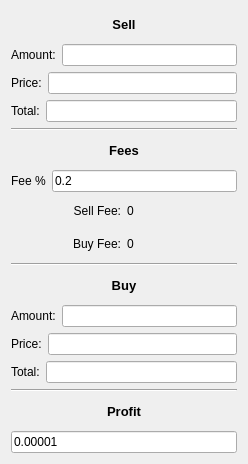
MuesliReep/TradeCalc, file TradeCalc/mainwindow.ui: the form before one commit.
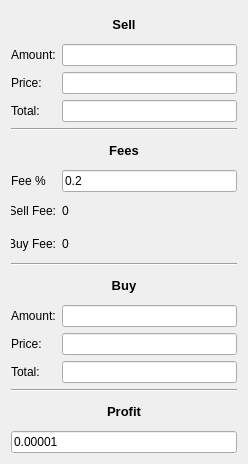
The form after the commit.

Commit message: Shortend float display length

Patch:
```diff
--- a/TradeCalc/mainwindow.ui
+++ b/TradeCalc/mainwindow.ui
@@ -51,6 +51,12 @@
      <layout class="QHBoxLayout" name="horizontalLayout_5">
       <item>
        <widget class="QLabel" name="label_6">
+        <property name="minimumSize">
+         <size>
+          <width>45</width>
+          <height>0</height>
+         </size>
+        </property>
         <property name="text">
          <string>Price:</string>
         </property>
@@ -65,6 +71,12 @@
      <layout class="QHBoxLayout" name="horizontalLayout_6">
       <item>
        <widget class="QLabel" name="label_10">
+        <property name="minimumSize">
+         <size>
+          <width>45</width>
+          <height>0</height>
+         </size>
+        </property>
         <property name="text">
          <string>Total:</string>
         </property>
@@ -104,6 +116,12 @@
      <layout class="QHBoxLayout" name="horizontalLayout_3">
       <item>
        <widget class="QLabel" name="label_8">
+        <property name="minimumSize">
+         <size>
+          <width>45</width>
+          <height>0</height>
+         </size>
+        </property>
         <property name="text">
          <string>Fee %</string>
         </property>
@@ -122,6 +140,18 @@
      <layout class="QHBoxLayout" name="horizontalLayout">
       <item>
        <widget class="QLabel" name="label_5">
+        <property name="minimumSize">
+         <size>
+          <width>45</width>
+          <height>0</height>
+         </size>
+        </property>
+        <property name="maximumSize">
+         <size>
+          <width>45</width>
+          <height>16777215</height>
+         </size>
+        </property>
         <property name="text">
          <string>Sell Fee:</string>
         </property>
@@ -143,6 +173,18 @@
      <layout class="QHBoxLayout" name="horizontalLayout_2">
       <item>
        <widget class="QLabel" name="label_7">
+        <property name="minimumSize">
+         <size>
+          <width>45</width>
+          <height>0</height>
+         </size>
+        </property>
+        <property name="maximumSize">
+         <size>
+          <width>45</width>
+          <height>16777215</height>
+         </size>
+        </property>
         <property name="text">
          <string>Buy Fee:</string>
         </property>
@@ -203,6 +245,18 @@
      <layout class="QHBoxLayout" name="horizontalLayout_8">
       <item>
        <widget class="QLabel" name="label_12">
+        <property name="minimumSize">
+         <size>
+          <width>45</width>
+          <height>0</height>
+         </size>
+        </property>
+        <property name="maximumSize">
+         <size>
+          <width>45</width>
+          <height>16777215</height>
+         </size>
+        </property>
         <property name="text">
          <string>Price:</string>
         </property>
@@ -217,6 +271,18 @@
      <layout class="QHBoxLayout" name="horizontalLayout_9">
       <item>
        <widget class="QLabel" name="label_13">
+        <property name="minimumSize">
+         <size>
+          <width>45</width>
+          <height>0</height>
+         </size>
+        </property>
+        <property name="maximumSize">
+         <size>
+          <width>45</width>
+          <height>16777215</height>
+         </size>
+        </property>
         <property name="text">
          <string>Total:</string>
         </property>
```
Left out of the diff: 18 changed lines with no effect on the pictures. The commit also changes 2 other files.
